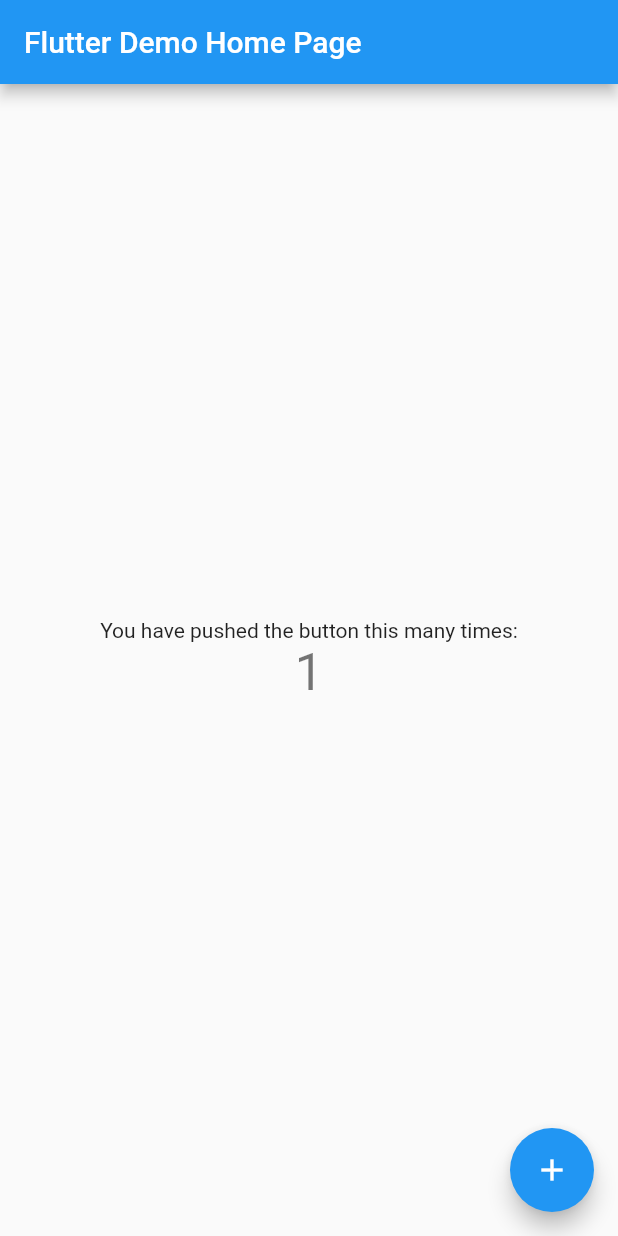
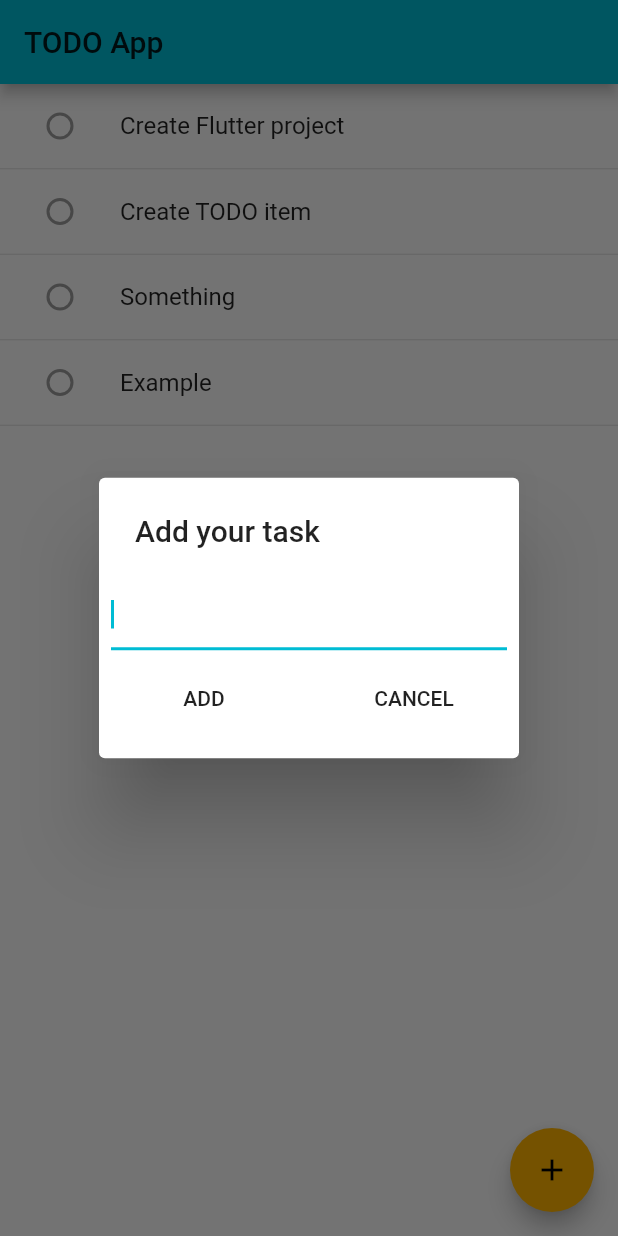
Before and after one commit to gdgzh/FlutterTodoApp, a Flutter app: the screen it shows after launch, after a tap on the "add" icon, on a phone screen of 412 x 824 dp. Run offline on Flutter 3.47's test engine with Material 2 defaults, Android fonts, the phone set to English and light mode, and no system bars.

Commit message:
Implement TODO app simple example

```diff
--- a/lib/main.dart
+++ b/lib/main.dart
@@ -1,40 +1,25 @@
+import 'dart:async';
+
 import 'package:flutter/material.dart';
+import 'todo_item.dart';
 
 void main() => runApp(new MyApp());
 
 class MyApp extends StatelessWidget {
   // This widget is the root of your application.
   @override
-  Widget build(BuildContext context) {
-    return new MaterialApp(
-      title: 'Flutter Demo',
-      theme: new ThemeData(
-        // This is the theme of your application.
-        //
-        // Try running your application with "flutter run". You'll see the
-        // application has a blue toolbar. Then, without quitting the app, try
-        // changing the primarySwatch below to Colors.green and then invoke
-        // "hot reload" (press "r" in the console where you ran "flutter run",
-        // or press Run > Flutter Hot Reload in IntelliJ). Notice that the
-        // counter didn't reset back to zero; the application is not restarted.
-        primarySwatch: Colors.blue,
+  Widget build(BuildContext context) => MaterialApp(
+        title: 'TODO App',
+        theme: ThemeData(
+          primarySwatch: Colors.cyan,
+          accentColor: Colors.amber[600],
         ),
-      home: new MyHomePage(title: 'Flutter Demo Home Page'),
+        home: MyHomePage(title: 'TODO App'),
       );
-  }
 }
 
 class MyHomePage extends StatefulWidget {
-  MyHomePage({Key key, this.title}) : super(key: key);
-
-  // This widget is the home page of your application. It is stateful, meaning
-  // that it has a State object (defined below) that contains fields that affect
-  // how it looks.
-
-  // This class is the configuration for the state. It holds the values (in this
-  // case the title) provided by the parent (in this case the App widget) and
-  // used by the build method of the State. Fields in a Widget subclass are
-  // always marked "final".
+  MyHomePage({@required this.title}) : assert(title != null);
 
   final String title;
 
@@ -43,67 +28,78 @@ class MyHomePage extends StatefulWidget {
 }
 
 class _MyHomePageState extends State<MyHomePage> {
-  int _counter = 0;
+  var _todoList = <String>[
+    'Create Flutter project',
+    'Create TODO item',
+    'Something',
+    'Example',
+  ];
 
-  void _incrementCounter() {
+  Future<String> _addTodoItemDialog() async {
+    final TextEditingController _textController = TextEditingController();
+    return await showDialog<String>(
+        context: context,
+        // User must tap a button to dismiss dialog
+        barrierDismissible: false,
+        builder: (context) => SimpleDialog(
+              title: const Text('Add your task'),
+              children: <Widget>[
+                Padding(
+                  padding: const EdgeInsets.all(8.0),
+                  child: TextField(
+                    autofocus: true,
+                    controller: _textController,
+                  ),
+                ),
+                Row(
+                  mainAxisAlignment: MainAxisAlignment.spaceAround,
+                  children: <Widget>[
+                    FlatButton(
+                      child: const Text('ADD'),
+                      onPressed: () {
                         setState(() {
-      // This call to setState tells the Flutter framework that something has
-      // changed in this State, which causes it to rerun the build method below
-      // so that the display can reflect the updated values. If we changed
-      // _counter without calling setState(), then the build method would not be
-      // called again, and so nothing would appear to happen.
-      _counter++;
+                          _todoList.add(_textController.text.trim());
+                          Navigator.of(context).pop(null);
                         });
+                      },
+                    ),
+                    FlatButton(
+                      child: const Text('CANCEL'),
+                      onPressed: () {
+                        Navigator.of(context).pop(null);
+                      },
+                    )
+                  ],
+                )
+              ],
+            ));
   }
 
   @override
-  Widget build(BuildContext context) {
-    // This method is rerun every time setState is called, for instance as done
-    // by the _incrementCounter method above.
-    //
-    // The Flutter framework has been optimized to make rerunning build methods
-    // fast, so that you can just rebuild anything that needs updating rather
-    // than having to individually change instances of widgets.
-    return new Scaffold(
-      appBar: new AppBar(
-        // Here we take the value from the MyHomePage object that was created by
-        // the App.build method, and use it to set our appbar title.
-        title: new Text(widget.title),
+  Widget build(BuildContext context) => Scaffold(
+        appBar: AppBar(
+          title: Text(widget.title),
         ),
-      body: new Center(
-        // Center is a layout widget. It takes a single child and positions it
-        // in the middle of the parent.
-        child: new Column(
-          // Column is also layout widget. It takes a list of children and
-          // arranges them vertically. By default, it sizes itself to fit its
-          // children horizontally, and tries to be as tall as its parent.
-          //
-          // Invoke "debug paint" (press "p" in the console where you ran
-          // "flutter run", or select "Toggle Debug Paint" from the Flutter tool
-          // window in IntelliJ) to see the wireframe for each widget.
-          //
-          // Column has various properties to control how it sizes itself and
-          // how it positions its children. Here we use mainAxisAlignment to
-          // center the children vertically; the main axis here is the vertical
-          // axis because Columns are vertical (the cross axis would be
-          // horizontal).
-          mainAxisAlignment: MainAxisAlignment.center,
-          children: <Widget>[
-            new Text(
-              'You have pushed the button this many times:',
+        body: ListView.builder(
+          itemBuilder: (BuildContext context, int index) => Dismissible(
+                key: UniqueKey(),
+                background: Container(
+                  color: Colors.redAccent,
                 ),
-            new Text(
-              '$_counter',
-              style: Theme.of(context).textTheme.display1,
-            ),
-          ],
+                onDismissed: (direction) {
+                  setState(() {
+                    _todoList.removeAt(index);
+                  });
+                },
+                child: TodoItem(
+                  text: _todoList[index],
                 ),
               ),
-      floatingActionButton: new FloatingActionButton(
-        onPressed: _incrementCounter,
-        tooltip: 'Increment',
-        child: new Icon(Icons.add),
-      ), // This trailing comma makes auto-formatting nicer for build methods.
+          itemCount: _todoList.length,
+        ),
+        floatingActionButton: FloatingActionButton(
+          onPressed: _addTodoItemDialog,
+          child: Icon(Icons.add),
+        ),
       );
 }
-}
--- /dev/null
+++ b/lib/todo_item.dart
@@ -0,0 +1,21 @@
+import 'package:flutter/material.dart';
+
+class TodoItem extends StatelessWidget {
+  final String text;
+
+  const TodoItem({@required this.text}) : assert(text != null);
+
+  @override
+  Widget build(BuildContext context) => Column(
+        children: <Widget>[
+          ListTile(
+            leading:
+                const Radio(value: false, groupValue: null, onChanged: null),
+            title: Text(text),
+          ),
+          const Divider(
+            height: 1.0,
+          )
+        ],
+      );
+}
```
Lines whose indentation alone changed are shown as unchanged.
